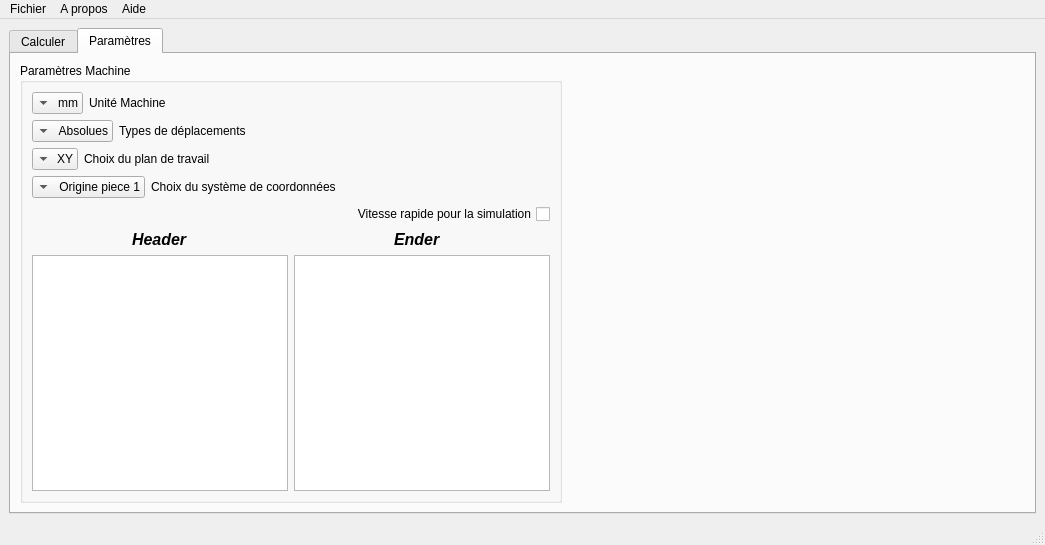
Qt form Form1.ui (turkishviking/PostPro-Charlie-Bill) before a commit.
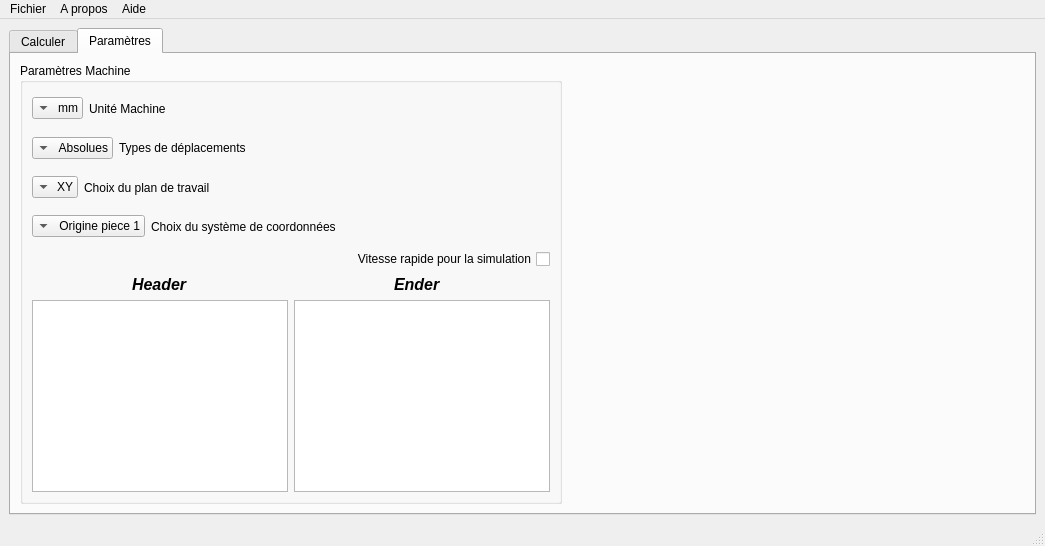
The same form after that commit. The open tabs and pages were chosen to show the change. Icons and pictures are not drawn. Custom widgets are drawn as their Qt base class.

What changed in the file:
```diff
--- a/Form1.ui
+++ b/Form1.ui
@@ -7,7 +7,7 @@
     <x>0</x>
     <y>0</y>
     <width>1045</width>
-    <height>545</height>
+    <height>546</height>
    </rect>
   </property>
   <property name="windowTitle">
@@ -700,7 +700,14 @@
                   </widget>
                  </item>
                  <item>
-                  <widget class="QTextEdit" name="HeadertextEdit"/>
+                  <widget class="QTextEdit" name="HeadertextEdit">
+                   <property name="sizePolicy">
+                    <sizepolicy hsizetype="Expanding" vsizetype="Fixed">
+                     <horstretch>0</horstretch>
+                     <verstretch>0</verstretch>
+                    </sizepolicy>
+                   </property>
+                  </widget>
                  </item>
                 </layout>
                </item>
@@ -725,7 +732,14 @@
                   </widget>
                  </item>
                  <item>
-                  <widget class="QTextEdit" name="EnderTextEdit"/>
+                  <widget class="QTextEdit" name="EnderTextEdit">
+                   <property name="sizePolicy">
+                    <sizepolicy hsizetype="Expanding" vsizetype="Fixed">
+                     <horstretch>0</horstretch>
+                     <verstretch>0</verstretch>
+                    </sizepolicy>
+                   </property>
+                  </widget>
                  </item>
                 </layout>
                </item>
@@ -825,6 +839,11 @@
    <extends>QWidget</extends>
    <header>kpixmapregionselectorwidget.h</header>
   </customwidget>
+  <customwidget>
+   <class>Qslid</class>
+   <extends>QSlider</extends>
+   <header>qslid.h</header>
+  </customwidget>
  </customwidgets>
  <resources/>
  <connections/>
```
Left out of the diff: 10 changed lines with no effect on the pictures.
